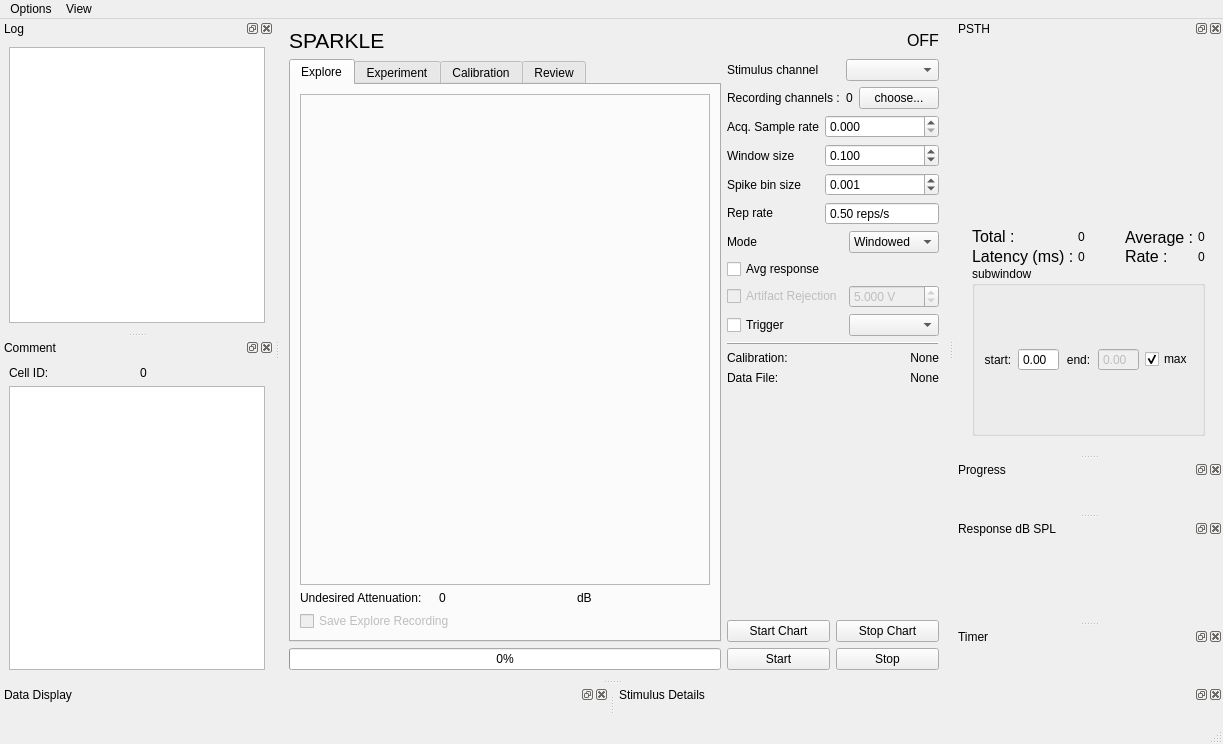
This is sparkle/gui/main_control.ui in portfors-lab/sparkle as Qt 5 draws it before an edit. The edited form follows.
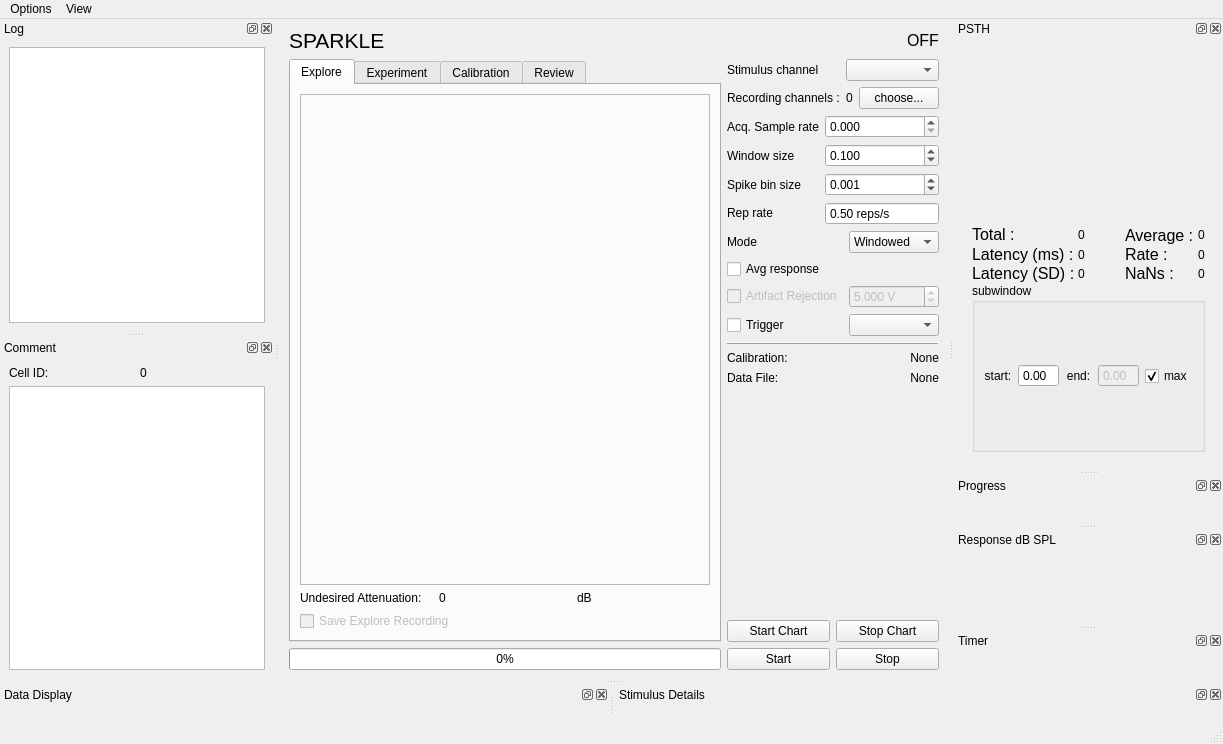
This is the edited form. Custom widgets are drawn as their Qt base class.

Commit message: Fixed average spike latency to ignore NaNs. Added NaN count. Added Standard Deviation. Adjusted test_spikestats accordingly.

Diff of the .ui file:
```diff
--- a/sparkle/gui/main_control.ui
+++ b/sparkle/gui/main_control.ui
@@ -926,6 +926,56 @@
             </property>
            </spacer>
           </item>
+          <item row="2" column="4">
+           <widget class="QLabel" name="spikeNanLbl">
+            <property name="text">
+             <string>0</string>
+            </property>
+           </widget>
+          </item>
+          <item row="2" column="3">
+           <widget class="QLabel" name="label_25">
+            <property name="sizePolicy">
+             <sizepolicy hsizetype="Preferred" vsizetype="Fixed">
+              <horstretch>0</horstretch>
+              <verstretch>0</verstretch>
+             </sizepolicy>
+            </property>
+            <property name="font">
+             <font>
+              <pointsize>12</pointsize>
+             </font>
+            </property>
+            <property name="toolTip">
+             <string>Total number of NaNs</string>
+            </property>
+            <property name="text">
+             <string>NaNs :</string>
+            </property>
+           </widget>
+          </item>
+          <item row="2" column="1">
+           <widget class="QLabel" name="spikeStandardDeviationLbl">
+            <property name="text">
+             <string>0</string>
+            </property>
+           </widget>
+          </item>
+          <item row="2" column="0">
+           <widget class="QLabel" name="label_12">
+            <property name="font">
+             <font>
+              <pointsize>12</pointsize>
+             </font>
+            </property>
+            <property name="toolTip">
+             <string>First Spike Standard Deviation</string>
+            </property>
+            <property name="text">
+             <string>Latency (SD) :</string>
+            </property>
+           </widget>
+          </item>
          </layout>
         </item>
         <item>
```
Left out of the diff: 2 changed lines with no effect on the pictures. The commit also changes 4 other files.
